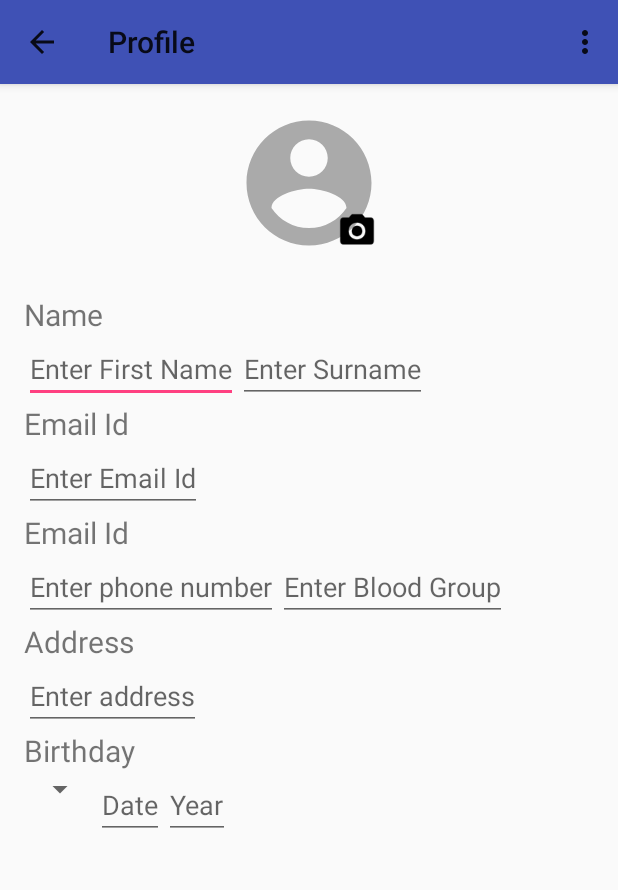
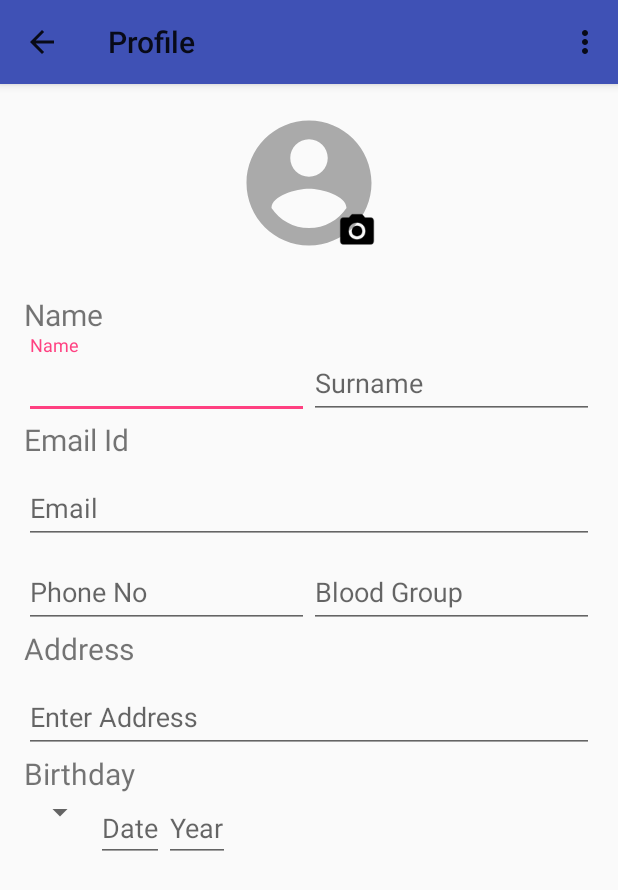
Before and after one commit to TheDorkKnightRises/BloodRelations, an Android app: the ProfileActivity screen opened directly, with no data from a screen before it, on a phone screen of 412 x 824 dp. Shown: the top 890 px of the screen. Run offline under Robolectric (Android 15) with nearby library versions, the phone set to English and light mode, and no system bars; our stand-ins replace CircleImageView.

Commit message:
Profile Changes

```diff
--- a/app/src/main/res/layout/activity_profile.xml
+++ b/app/src/main/res/layout/activity_profile.xml
@@ -34,53 +34,97 @@
         android:text="Name"
         android:textSize="20dp"/>
     <LinearLayout
-        android:layout_width="wrap_content"
-        android:layout_height="wrap_content">
-    <EditText
-        android:layout_width="wrap_content"
+        android:layout_width="match_parent"
         android:layout_height="wrap_content"
-        android:hint="Enter First Name"/>
-    <EditText
-        android:layout_width="wrap_content"
-        android:layout_height="wrap_content"
-        android:hint="Enter Surname" />
+        android:orientation="horizontal">
+        <android.support.design.widget.TextInputLayout
+            android:layout_width="0dp"
+            android:layout_weight="1"
+            android:layout_height="wrap_content"
+            android:layout_gravity="center">
+
+            <android.support.design.widget.TextInputEditText
+                android:layout_width="match_parent"
+                android:layout_height="wrap_content"
+                android:hint="Name"/>
+
+        </android.support.design.widget.TextInputLayout>
+        <android.support.design.widget.TextInputLayout
+            android:layout_width="0dp"
+            android:layout_weight="1"
+            android:layout_height="wrap_content"
+            android:layout_gravity="center">
+
+            <android.support.design.widget.TextInputEditText
+                android:layout_width="match_parent"
+                android:layout_height="wrap_content"
+                android:hint="Surname"/>
+
+        </android.support.design.widget.TextInputLayout>
     </LinearLayout>
     <TextView
         android:layout_width="wrap_content"
         android:layout_height="wrap_content"
         android:text="Email Id"
         android:textSize="20dp"/>
-    <EditText
-        android:layout_width="wrap_content"
+    <android.support.design.widget.TextInputLayout
+        android:layout_width="match_parent"
         android:layout_height="wrap_content"
-        android:hint="Enter Email Id"/>
-    <TextView
-        android:layout_width="wrap_content"
-        android:layout_height="wrap_content"
-        android:text="Email Id"
-        android:textSize="20dp"/>
+        android:layout_gravity="center">
+
+        <android.support.design.widget.TextInputEditText
+            android:layout_width="match_parent"
+            android:layout_height="wrap_content"
+            android:hint="Email"
+            android:inputType="textEmailAddress"/>
+
+    </android.support.design.widget.TextInputLayout>
     <LinearLayout
-        android:layout_width="wrap_content"
+        android:layout_width="match_parent"
         android:layout_height="wrap_content"
         android:orientation="horizontal">
-    <EditText
-        android:layout_width="wrap_content"
-        android:layout_height="wrap_content"
-        android:hint="Enter phone number"/>
-        <EditText
-            android:layout_width="wrap_content"
+        <android.support.design.widget.TextInputLayout
+            android:layout_width="0dp"
+            android:layout_weight="1"
             android:layout_height="wrap_content"
-            android:hint="Enter Blood Group"/>
+            android:layout_gravity="center">
+
+            <android.support.design.widget.TextInputEditText
+                android:layout_width="match_parent"
+                android:layout_height="wrap_content"
+                android:hint="Phone No"
+                android:inputType="number"/>
+
+        </android.support.design.widget.TextInputLayout>
+        <android.support.design.widget.TextInputLayout
+            android:layout_width="0dp"
+            android:layout_weight="1"
+            android:layout_height="wrap_content"
+            android:layout_gravity="center">
+
+            <android.support.design.widget.TextInputEditText
+                android:layout_width="match_parent"
+                android:layout_height="wrap_content"
+                android:hint="Blood Group"/>
+
+        </android.support.design.widget.TextInputLayout>
     </LinearLayout>
     <TextView
         android:layout_width="wrap_content"
         android:layout_height="wrap_content"
         android:text="Address"
         android:textSize="20dp"/>
-    <EditText
-        android:layout_width="wrap_content"
+    <android.support.design.widget.TextInputLayout
+        android:layout_width="match_parent"
         android:layout_height="wrap_content"
-        android:hint="Enter address"/>
+        android:layout_gravity="center">
+
+        <android.support.design.widget.TextInputEditText
+            android:layout_width="match_parent"
+            android:layout_height="wrap_content"
+            android:hint="Enter Address"/>
+
+    </android.support.design.widget.TextInputLayout>
     <TextView
         android:layout_width="wrap_content"
         android:layout_height="wrap_content"
```
